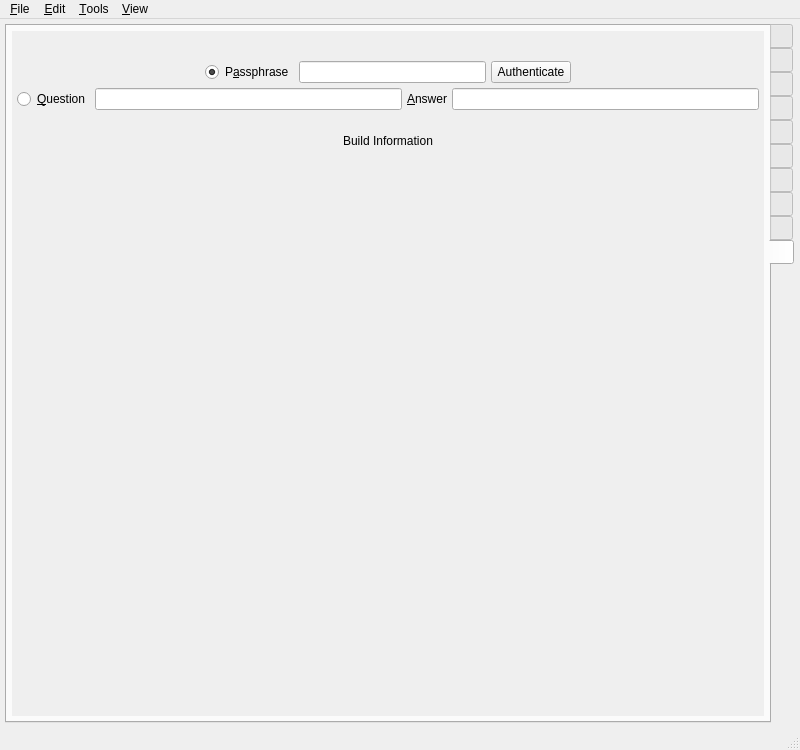
Old version of the form branches/trunk/GoldBug-UI/controlcenter.ui in the repository textbrowser/spot-on.
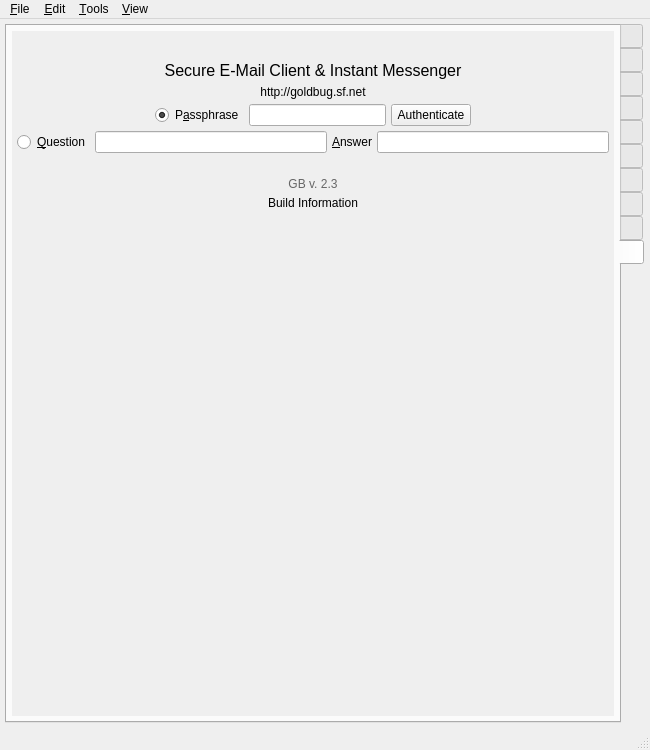
New version of the form. The open tabs and pages were chosen to show the change. Icons and pictures are not drawn. Custom widgets are drawn as their Qt base class.

```diff
--- a/branches/trunk/GoldBug-UI/controlcenter.ui
+++ b/branches/trunk/GoldBug-UI/controlcenter.ui
@@ -6,7 +6,7 @@
    <rect>
     <x>0</x>
     <y>0</y>
-    <width>800</width>
+    <width>650</width>
     <height>750</height>
    </rect>
   </property>
@@ -7824,8 +7824,8 @@
             <rect>
              <x>0</x>
              <y>0</y>
-             <width>710</width>
-             <height>680</height>
+             <width>510</width>
+             <height>677</height>
             </rect>
            </property>
            <layout class="QVBoxLayout" name="verticalLayout_59">
@@ -7889,6 +7889,34 @@
                 </item>
                </layout>
               </item>
+              <item>
+               <widget class="QLabel" name="label_26">
+                <property name="font">
+                 <font>
+                  <pointsize>12</pointsize>
+                 </font>
+                </property>
+                <property name="text">
+                 <string>Secure E-Mail Client &amp; Instant Messenger</string>
+                </property>
+                <property name="alignment">
+                 <set>Qt::AlignCenter</set>
+                </property>
+               </widget>
+              </item>
+              <item>
+               <widget class="QLabel" name="label_102">
+                <property name="text">
+                 <string>&lt;html&gt;&lt;head/&gt;&lt;body&gt;&lt;p&gt;&lt;a href=&quot;http://goldbug.sourceforge.net&quot;&gt;&lt;span style=&quot; text-decoration: none; color: black;&quot;&gt;http://goldbug.sf.net&lt;/span&gt;&lt;/a&gt;&lt;/p&gt;&lt;/body&gt;&lt;/html&gt;</string>
+                </property>
+                <property name="alignment">
+                 <set>Qt::AlignCenter</set>
+                </property>
+                <property name="openExternalLinks">
+                 <bool>true</bool>
+                </property>
+               </widget>
+              </item>
               <item>
                <layout class="QHBoxLayout" name="horizontalLayout_13">
                 <property name="spacing">
@@ -8001,6 +8029,58 @@
                 </property>
                </widget>
               </item>
+              <item>
+               <layout class="QHBoxLayout" name="horizontalLayout_17">
+                <property name="spacing">
+                 <number>0</number>
+                </property>
+                <property name="topMargin">
+                 <number>0</number>
+                </property>
+                <item>
+                 <spacer name="horizontalSpacer_14">
+                  <property name="orientation">
+                   <enum>Qt::Horizontal</enum>
+                  </property>
+                  <property name="sizeHint" stdset="0">
+                   <size>
+                    <width>1</width>
+                    <height>1</height>
+                   </size>
+                  </property>
+                 </spacer>
+                </item>
+                <item>
+                 <widget class="QLabel" name="label_103">
+                  <property name="toolTip">
+                   <string>&lt;html&gt;&lt;head/&gt;&lt;body&gt;&lt;p align=&quot;center&quot;&gt;A minimalistic &lt;br/&gt;desktop messenger GUI&lt;br/&gt;for the messaging library of&lt;br/&gt;http://spot-on.sf.net.&lt;/p&gt;&lt;/body&gt;&lt;/html&gt;</string>
+                  </property>
+                  <property name="text">
+                   <string>&lt;html&gt;&lt;head/&gt;&lt;body&gt;&lt;p&gt;&lt;span style=&quot; color:#666666;&quot;&gt;GB v. 2.3&lt;/span&gt;&lt;/p&gt;&lt;/body&gt;&lt;/html&gt;</string>
+                  </property>
+                  <property name="alignment">
+                   <set>Qt::AlignCenter</set>
+                  </property>
+                  <property name="openExternalLinks">
+                   <bool>true</bool>
+                  </property>
+                 </widget>
+                </item>
+                <item>
+                 <spacer name="horizontalSpacer_16">
+                  <property name="orientation">
+                   <enum>Qt::Horizontal</enum>
+                  </property>
+                  <property name="sizeHint" stdset="0">
+                   <size>
+                    <width>1</width>
+                    <height>1</height>
+                   </size>
+                  </property>
+                 </spacer>
+                </item>
+               </layout>
+              </item>
               <item>
                <widget class="QLabel" name="buildInformation">
                 <property name="text">
@@ -8042,8 +8122,8 @@
     <rect>
      <x>0</x>
      <y>0</y>
-     <width>800</width>
-     <height>24</height>
+     <width>650</width>
+     <height>27</height>
     </rect>
    </property>
    <widget class="QMenu" name="menu_File">
```
Left out of the diff: 146 changed lines with no effect on the pictures.
